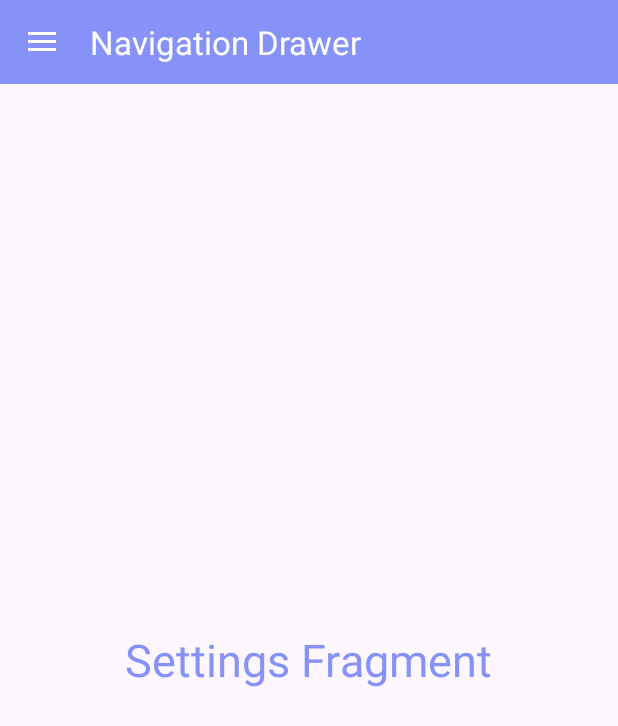
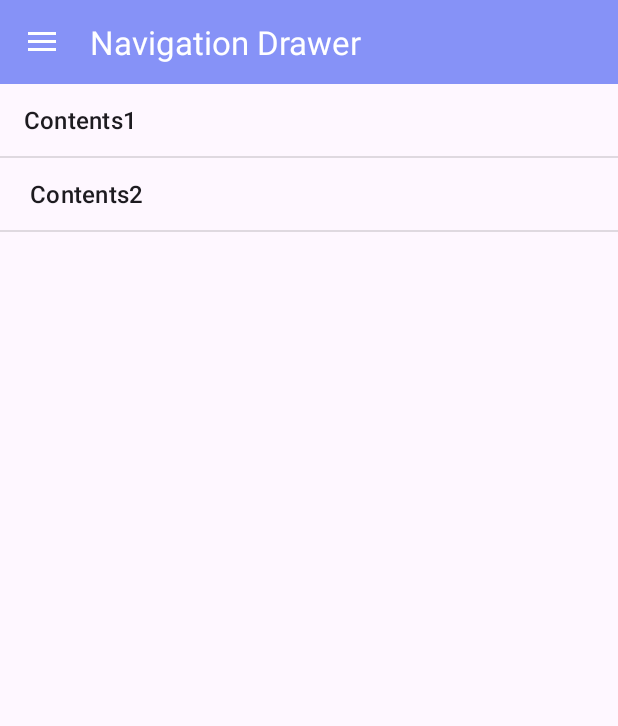
Before and after one commit to bdelong41/animated-octo-giggle, an Android app: the screen it shows after launch (MainActivity), in the side drawer, after a tap on "Settings", on a phone screen of 412 x 824 dp. Shown: the top 726 px of the screen. Run offline under Robolectric (Android 15) with nearby library versions, the phone set to English and light mode, and no system bars; libraries missing offline, so code that uses them is left out: androidx.camera.core, androidx.camera.lifecycle, androidx.camera.view, com.google.mlkit.vision; 3 statements that could not run were skipped.

Commit message:
added submit button and data stream from database

```diff
--- a/app/src/main/java/com/Inventory/inventorytracker/DataBase/DBHandler.java
+++ b/app/src/main/java/com/Inventory/inventorytracker/DataBase/DBHandler.java
@@ -5,6 +5,13 @@ import android.content.Context;
 import android.database.Cursor;
 import android.database.sqlite.SQLiteDatabase;
 import android.database.sqlite.SQLiteOpenHelper;
+
+import com.Inventory.inventorytracker.model.Box;
+
+import java.util.ArrayList;
+import java.util.Arrays;
+import java.util.List;
+import java.util.Scanner;
 
 public class DBHandler extends SQLiteOpenHelper {
 
@@ -36,6 +43,9 @@ public class DBHandler extends SQLiteOpenHelper {
     // creating a constructor for our database handler.
     public DBHandler(Context context) {
         super(context, DB_NAME, null, DB_VERSION);
+//        dropTable();
+//        buildTable();
+        seedTable();
     }
 
     // below method is for creating a database by running a sqlite query
@@ -105,30 +115,32 @@ public class DBHandler extends SQLiteOpenHelper {
         // database after adding database.
         db.close();
     }
-    public String getData(Integer ID){
+    public Box getData(Integer ID){
+        Box box = null;
         String str = "";
         SQLiteDatabase db = this.getReadableDatabase();
 
         // on below line we are creating a cursor with query to
         // read data from database.
-        Cursor cursorCourses
+        Cursor cursor
                 = db.rawQuery("SELECT * FROM " + TABLE_NAME + " WHERE pID = " + ID + " limit 1", null);
 
+        // moving our cursor to first position.
+        if (cursor.moveToFirst()) {
 
-        // moving our cursor to first position.
-        if (cursorCourses.moveToFirst()) {
-
-            cursorCourses.getString(1);
-            String s2tr = cursorCourses.getInt(1) + cursorCourses.getInt(2) + cursorCourses.getString(3) + cursorCourses.getString(4) + cursorCourses.getString(4);
-            cursorCourses.close();
-            return s2tr;
+            cursor.getString(1);
+            //delimiting db string
+            String[] contents = cursor.getString(3).split(",");
+            List<String> vals = new ArrayList<>(Arrays.asList("vals", "Vals2"));
+            box = new Box("Owner", new ArrayList<>(Arrays.asList(contents)), 1, 1 );
+            cursor.close();
         }
         // at last closing our cursor
         // and returning our array list.
         else {
-            cursorCourses.close();
-            return str;
+            cursor.close();
         }
+        return box;
     }
 
     public Integer updateData(Integer boxID, String contents, String owner){
@@ -168,6 +180,29 @@ public class DBHandler extends SQLiteOpenHelper {
         db.close();
     }
 
+    public void dropTable(){
+        SQLiteDatabase db = this.getWritableDatabase();
+
+        // on below line we are calling a method to delete our
+        // course and we are comparing it with our course name.
+        db.execSQL("drop table if exists " + TABLE_NAME);
+        db.close();
+    }
+
+    public void buildTable(){
+        SQLiteDatabase db = this.getWritableDatabase();
+        String query = "CREATE TABLE " + TABLE_NAME + " ("
+                + ID_COL + " INTEGER PRIMARY KEY AUTOINCREMENT,"
+                + PackageID + " INTEGER NOT NULL,"
+                + Owner + " TEXT,"
+                + Contents + " TEXT,"
+                + Description + " TEXT)";
+//
+//        // at last we are calling a exec sql
+//        // method to execute above sql query
+        db.execSQL(query);
+    }
+
     public void seedTable(){
         SQLiteDatabase db = this.getWritableDatabase();
 
@@ -185,9 +220,10 @@ public class DBHandler extends SQLiteOpenHelper {
         // after adding all values we are passing
         // content values to our table.
         db.insert(TABLE_NAME, null, values);
-
         // at last we are closing our
         // database after adding database.
-        db.close();
+//        db.close();
+
+//        deleteTable();
     }
 }
--- a/app/src/main/java/com/Inventory/inventorytracker/HomeFragment.java
+++ b/app/src/main/java/com/Inventory/inventorytracker/HomeFragment.java
@@ -24,8 +24,10 @@ import android.widget.LinearLayout;
 import android.widget.RelativeLayout;
 import android.widget.Toast;
 
+import com.Inventory.inventorytracker.model.ScannedItem;
 import com.google.android.gms.tasks.OnSuccessListener;
 import com.google.android.gms.tasks.Task;
+import com.google.android.material.floatingactionbutton.FloatingActionButton;
 import com.google.common.util.concurrent.ListenableFuture;
 import com.google.mlkit.vision.barcode.BarcodeScanner;
 import com.google.mlkit.vision.barcode.BarcodeScanning;
@@ -57,6 +59,10 @@ public class HomeFragment extends Fragment {
     private ListenableFuture<ProcessCameraProvider> cameraProviderListenableFuture;
 
     private Context context;
+
+    private FloatingActionButton fab;
+
+    ScannedItem scannedItem = new ScannedItem();
 
 
     public HomeFragment() {
@@ -96,6 +102,7 @@ public class HomeFragment extends Fragment {
         else{
             ActivityCompat.requestPermissions(getActivity(), new String[]{Manifest.permission.CAMERA}, 101);
         }
+
 
     }
 
@@ -154,6 +161,7 @@ public class HomeFragment extends Fragment {
 
                                 try{
                                     //try casting barcode data to integer
+                                    scannedItem.setBoxID(Integer.parseInt(getValue));
                                 }catch(Exception e){
                                     e.printStackTrace();
                                 }
@@ -180,6 +188,14 @@ public class HomeFragment extends Fragment {
 
         RelativeLayout ll = (RelativeLayout) inflater.inflate(R.layout.fragment_home, container, false);
         previewView = ll.findViewById(R.id.cameraPreview);
+        fab = ll.findViewById(R.id.scan);
+        fab.setOnClickListener(new View.OnClickListener() {
+            public void onClick(View v){
+//                getParentFragmentManager().beginTransaction().replace(R.id.fragment_container, new HomeFragment()).commit();
+                if(scannedItem.getBoxID() != null) ((MainActivity)getActivity()).openSettings();
+
+            }
+        });
         // Inflate the layout for this fragment
         return ll;
 
@@ -193,4 +209,8 @@ public class HomeFragment extends Fragment {
         this.context = context;
     }
 
+    public void openView(){
+
+    }
+
 }
--- a/app/src/main/java/com/Inventory/inventorytracker/MainActivity.java
+++ b/app/src/main/java/com/Inventory/inventorytracker/MainActivity.java
@@ -14,6 +14,7 @@ import android.os.Bundle;
 import android.view.MenuItem;
 import android.widget.Toast;
 
+import com.Inventory.inventorytracker.DataBase.DBHandler;
 import com.google.android.material.navigation.NavigationView;
 import com.google.common.util.concurrent.ListenableFuture;
 
@@ -24,6 +25,8 @@ public class MainActivity extends AppCompatActivity implements NavigationView.On
     private ListenableFuture<ProcessCameraProvider> cameraProviderListenableFuture;
     @Override
     protected void onCreate(Bundle savedInstanceState) {
+
+//        DBHandler dbHandler = new DBHandler(getApplicationContext());
         super.onCreate(savedInstanceState);
         setContentView(R.layout.activity_main);
 
@@ -79,4 +82,8 @@ public class MainActivity extends AppCompatActivity implements NavigationView.On
             super.onBackPressed();
         }
     }
+
+    public void openSettings(){
+        getSupportFragmentManager().beginTransaction().replace(R.id.fragment_container, new SettingsFragment()).commit();
+    }
 }
--- a/app/src/main/java/com/Inventory/inventorytracker/SettingsFragment.java
+++ b/app/src/main/java/com/Inventory/inventorytracker/SettingsFragment.java
@@ -1,19 +1,33 @@
 package com.Inventory.inventorytracker;
 
+import android.content.Context;
 import android.os.Bundle;
 
 import androidx.fragment.app.Fragment;
+import androidx.fragment.app.ListFragment;
 
 import android.view.LayoutInflater;
 import android.view.View;
 import android.view.ViewGroup;
+import android.widget.ArrayAdapter;
+import android.widget.Button;
+import android.widget.ListView;
+import android.widget.RelativeLayout;
+import android.widget.TextView;
+
+import com.Inventory.inventorytracker.DataBase.DBHandler;
+import com.Inventory.inventorytracker.model.Box;
+import com.Inventory.inventorytracker.model.ScannedItem;
+
+import java.util.ArrayList;
+import java.util.List;
 
 /**
  * A simple {@link Fragment} subclass.
  * Use the {@link SettingsFragment#newInstance} factory method to
  * create an instance of this fragment.
  */
-public class SettingsFragment extends Fragment {
+public class SettingsFragment extends ListFragment {
 
     // TODO: Rename parameter arguments, choose names that match
     // the fragment initialization parameters, e.g. ARG_ITEM_NUMBER
@@ -23,6 +37,24 @@ public class SettingsFragment extends Fragment {
     // TODO: Rename and change types of parameters
     private String mParam1;
     private String mParam2;
+
+    //xml vars
+    private ListView listView;
+
+    private Button addButton;
+    private Button deleteButton;
+    private TextView nameView;
+
+    //local vars
+    private ArrayAdapter<String> adapter;
+    private String[] contents;
+    private Context context;
+
+    private ArrayList<String> currentContents;
+
+    private DBHandler dbHandler;
+    private ScannedItem scannedItem;
+    private Box currentBox;
 
     public SettingsFragment() {
         // Required empty public constructor
@@ -59,6 +91,24 @@ public class SettingsFragment extends Fragment {
     public View onCreateView(LayoutInflater inflater, ViewGroup container,
                              Bundle savedInstanceState) {
         // Inflate the layout for this fragment
-        return inflater.inflate(R.layout.fragment_settings, container, false);
+        RelativeLayout ll = (RelativeLayout) inflater.inflate(R.layout.fragment_settings, container, false);
+        dbHandler = new DBHandler(getActivity());
+        Box box = dbHandler.getData(100);
+        String fruits[] = {"apple", "Bread"};
+//        adapter = new ArrayAdapter<String>(context, R.id.listViewLinearLayout, contents);
+//        ArrayAdapter arrayAdapter = ArrayAdapter.createFromResource(getActivity(), R.array.fruits_list, android.R.layout.simple_list_item_1);
+        ArrayAdapter arrayAdapter = new ArrayAdapter<String>(getActivity(), android.R.layout.simple_list_item_1, box.getContents());
+        setListAdapter(arrayAdapter);
+        return ll;
+    }
+
+    @Override
+    public void onAttach(Context context) {
+        super.onAttach(context);
+        this.context = context;
+    }
+
+    public void loadData(){
+        currentBox = dbHandler.getData(scannedItem.getBoxID());
     }
 }
--- a/app/src/main/java/com/Inventory/inventorytracker/model/Box.java
+++ b/app/src/main/java/com/Inventory/inventorytracker/model/Box.java
@@ -5,7 +5,7 @@ import java.util.List;
 public class Box {
 
     private String owner;
-    private List<String> contents;
+    private static List<String> contents;
 
     private Integer id;
     private Integer boxID;
--- a/app/src/main/java/com/Inventory/inventorytracker/model/ScannedItem.java
+++ b/app/src/main/java/com/Inventory/inventorytracker/model/ScannedItem.java
@@ -2,10 +2,10 @@ package com.Inventory.inventorytracker.model;
 
 public class ScannedItem {
 
-    private static Integer boxID;
+    private static Integer boxID = 5;
 
-    public ScannedItem(Integer boxID) {
-        this.boxID = boxID;
+    public ScannedItem() {
+        this.boxID = 5;
     }
 
     public static Integer getBoxID() {
--- a/app/src/main/res/layout/fragment_settings.xml
+++ b/app/src/main/res/layout/fragment_settings.xml
@@ -6,13 +6,9 @@
     android:layout_height="match_parent"
     tools:context=".SettingsFragment">
 
-    <!-- TODO: Update blank fragment layout -->
-    <TextView
-        android:layout_width="wrap_content"
-        android:layout_height="wrap_content"
-        android:text="Settings Fragment"
-        android:textSize="30sp"
-        android:layout_centerInParent="true"
-        android:textColor="@color/lavender"/>
+<ListView
+    android:layout_width="match_parent"
+    android:layout_height="match_parent"
+    android:id="@android:id/list"></ListView>
 
 </RelativeLayout>
--- a/app/src/main/res/values/strings.xml
+++ b/app/src/main/res/values/strings.xml
@@ -4,4 +4,10 @@
     <string name="close_nav">Close Navigation Drawer</string>
     <!-- TODO: Remove or change this placeholder text -->
     <string name="hello_blank_fragment">Hello blank fragment</string>
+
+    <string name="listfrag">ListFragmentDemo</string>
+    <string-array name="fruits_list">
+        <item>Apple</item>
+        <item>Apricot</item>
+    </string-array>
 </resources>
```
Also changed, not shown: app/src/main/res/layout/fragment_about.xml (+0 -23 lines), app/src/main/res/layout/fragment_home.xml (+20 -1 lines).
